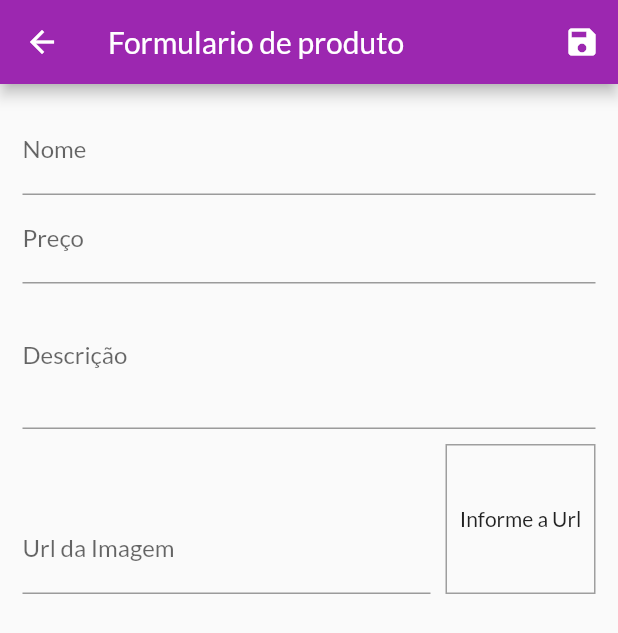
After one commit to mateusdiasherculano/myStore, a Flutter app: the ProductFormPage screen opened by its route, on a phone screen of 412 x 824 dp. The commit adds this screen. Shown: the top 633 px of the screen. Run offline on Flutter 3.47's test engine with Material 2 defaults, Android fonts, the phone set to English and light mode, and no system bars; missing offline and left inert: dart:ffi; network calls fail.

Commit message:
atualizações na aplicaçãoo

```diff
--- a/lib/components/product_grid.dart
+++ b/lib/components/product_grid.dart
@@ -1,6 +1,6 @@
 import 'package:flutter/cupertino.dart';
 import 'package:provider/provider.dart';
-import 'package:shop/components/product_item.dart';
+import 'package:shop/components/product_grid_item.dart';
 
 import '../models/product.dart';
 import '../models/product_list.dart';
@@ -19,7 +19,7 @@ class ProductGrid extends StatelessWidget {
       itemCount: loadedProducts.length,
       itemBuilder: (context, i) => ChangeNotifierProvider.value(
         value: loadedProducts[i],
-        child: ProductItem(),
+        child: ProductGridItem(),
       ),
       gridDelegate: const SliverGridDelegateWithFixedCrossAxisCount(
         crossAxisCount: 2,
--- a/lib/main.dart
+++ b/lib/main.dart
@@ -6,7 +6,9 @@ import 'package:shop/models/product_list.dart';
 import 'package:shop/screens/cart_screen.dart';
 import 'package:shop/screens/orders_screen.dart';
 import 'package:shop/screens/product_detail_screen.dart';
+import 'package:shop/screens/product_form_screen.dart';
 import 'package:shop/screens/products_overview_screen.dart';
+import 'package:shop/screens/products_screen.dart';
 import 'package:shop/utils/app_routes.dart';
 
 void main() {
@@ -42,6 +44,8 @@ class MyApp extends StatelessWidget {
           AppRoute.PRODUCT_DETAIL: (ctx) => ProductDetailScreen(),
           AppRoute.CART:(context) => const CartScreen(),
           AppRoute.ORDERS:(context) => const OrdersScreen(),
+          AppRoute.PRODUCTS:(context) => const ProductsScreen(),
+          AppRoute.PRODUCTS_FORM:(context) => const ProductFormPage(),
         },
         debugShowCheckedModeBanner: false,
       ),
--- /dev/null
+++ b/lib/screens/product_form_screen.dart
@@ -0,0 +1,128 @@
+import 'dart:ffi';
+
+import 'package:flutter/cupertino.dart';
+import 'package:flutter/material.dart';
+import 'package:flutter/src/foundation/key.dart';
+import 'package:flutter/src/widgets/framework.dart';
+
+class ProductFormPage extends StatefulWidget {
+  const ProductFormPage({Key? key}) : super(key: key);
+
+  @override
+  State<ProductFormPage> createState() => _ProductFormPageState();
+}
+
+class _ProductFormPageState extends State<ProductFormPage> {
+  final _priceFocus = FocusNode();
+  final _descriptionFocus = FocusNode();
+  final _imageUrlFocus = FocusNode();
+  final _imageUrlController = TextEditingController();
+
+  @override
+  void initState() {
+    super.initState();
+    _imageUrlFocus.addListener(updateImage);
+  }
+
+  @override
+  void dispose() {
+    super.dispose();
+    _priceFocus.dispose();
+    _descriptionFocus.dispose();
+    _imageUrlFocus.removeListener(updateImage);
+    _imageUrlFocus.dispose();
+  }
+
+  void updateImage() {
+    setState(() {});
+  }
+
+  void _submitForm(){
+
+  }
+
+  @override
+  Widget build(BuildContext context) {
+    return Scaffold(
+      appBar: AppBar(
+        title: const Text('Formulario de produto'),
+        actions: [
+          IconButton(
+            icon:const Icon(Icons.save) ,
+            onPressed: _submitForm,
+            ),
+        ],
+      ),
+      body: Padding(
+        padding: const EdgeInsets.all(15),
+        child: Form(
+          child: ListView(
+            children: [
+              TextFormField(
+                decoration: const InputDecoration(labelText: 'Nome'),
+                textInputAction: TextInputAction.next,
+                onFieldSubmitted: (_) {
+                  FocusScope.of(context).requestFocus(_priceFocus);
+                },
+              ),
+              TextFormField(
+                decoration: const InputDecoration(labelText: 'Preço'),
+                textInputAction: TextInputAction.next,
+                focusNode: _priceFocus,
+                keyboardType: const TextInputType.numberWithOptions(
+                  decimal: true,
+                ),
+                onFieldSubmitted: (_) {
+                  FocusScope.of(context).requestFocus(_priceFocus);
+                },
+              ),
+              TextFormField(
+                decoration: const InputDecoration(labelText: 'Descrição'),
+                focusNode: _descriptionFocus,
+                keyboardType: TextInputType.multiline,
+                maxLines: 3,
+              ),
+              Row(
+                crossAxisAlignment: CrossAxisAlignment.end,
+                children: [
+                  Expanded(
+                    child: TextFormField(
+                      decoration:
+                          const InputDecoration(labelText: 'Url da Imagem'),
+                      keyboardType: TextInputType.url,
+                      textInputAction: TextInputAction.done,
+                      focusNode: _imageUrlFocus,
+                      controller: _imageUrlController,
+                      onFieldSubmitted: (_) => _submitForm(),
+                    ),
+                  ),
+                  Container(
+                    height: 100,
+                    width: 100,
+                    margin: const EdgeInsets.only(
+                      top: 10,
+                      left: 10,
+                    ),
+                    decoration: BoxDecoration(
+                      border: Border.all(
+                        color: Colors.grey,
+                        width: 1,
+                      ),
+                    ),
+                    alignment: Alignment.center,
+                    child: _imageUrlController.text.isEmpty
+                        ? const Text('Informe a Url')
+                        : FittedBox(
+                            fit: BoxFit.cover,
+                            child: Image.network(_imageUrlController.text),
+                          ),
+                  ),
+                ],
+              ),
+            ],
+          ),
+        ),
+      ),
+    );
+  }
+}
--- a/lib/utils/app_routes.dart
+++ b/lib/utils/app_routes.dart
@@ -3,4 +3,6 @@ class AppRoute {
   static const PRODUCT_DETAIL = '/product-detail';
   static const CART = '/cart';
   static const ORDERS = '/orders';
+  static const PRODUCTS = '/products';
+  static const PRODUCTS_FORM = '/products-form';
 }
```
Also changed, not shown: lib/components/app_drawer.dart (+10 -0 lines), lib/components/cart_item_widget.dart (+28 -2 lines), lib/components/product_grid_item.dart (added, +68 -0 lines), lib/components/product_item.dart (+31 -46 lines), lib/models/cart.dart (+22 -0 lines), lib/models/product_list.dart (+5 -16 lines), lib/screens/products_screen.dart (added, +40 -0 lines).
